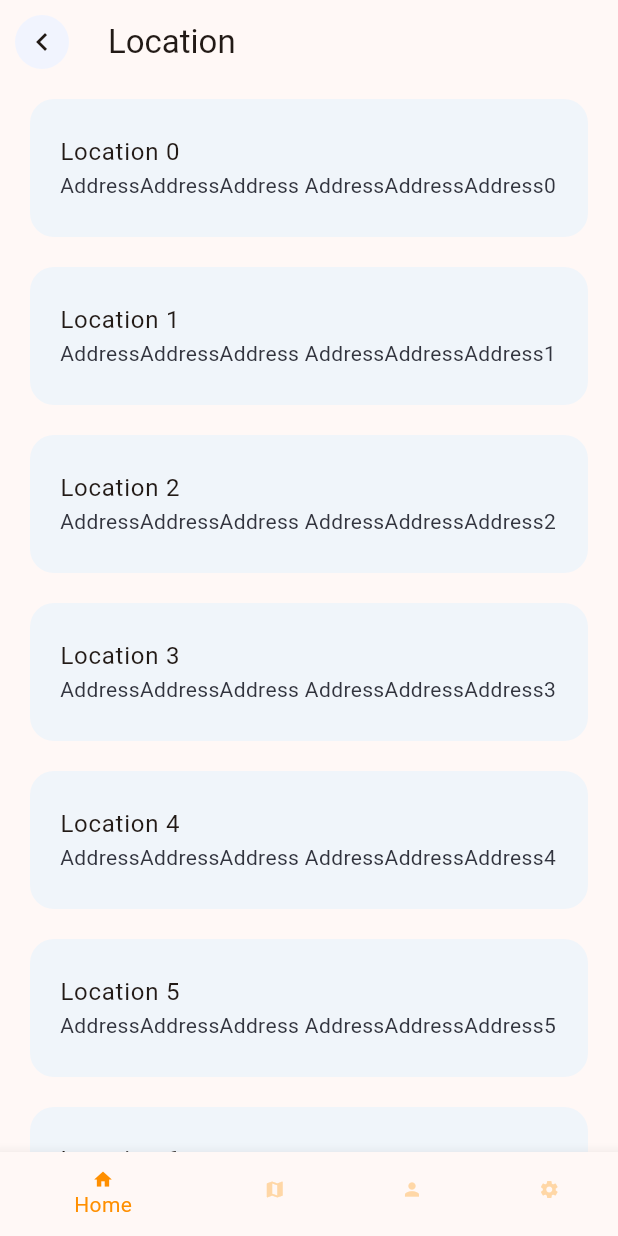
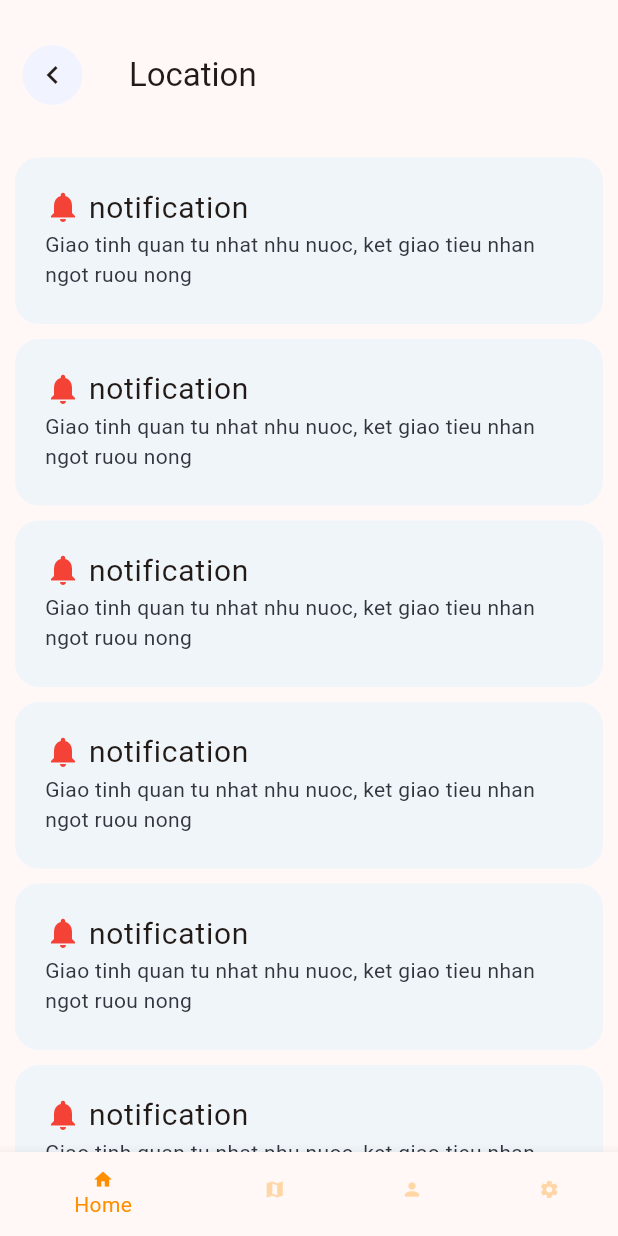
Before and after one commit to Hai-Ba-Con-Ga/MomKitchen.Mobile, a Flutter app: the KitchenMapPage screen opened by its route, on a phone screen of 412 x 824 dp. Run offline on Flutter 3.47's test engine with Material 2 defaults, Android fonts, the phone set to English and light mode, and no system bars; our stand-ins replace dio, firebase_auth, firebase_core, flutter_bloc, get_it, go_router and 1 more; accounts and stored records are empty; network calls fail; Roboto replaces fonts that are missing (Signika); project files that could hold a hidden picture were left out.

Commit message:
(...) add search page 50%, notification done

```diff
--- a/lib/router/router.dart
+++ b/lib/router/router.dart
@@ -2,7 +2,9 @@ import 'package:flutter/widgets.dart';
 import 'package:go_router/go_router.dart';
 
 import '../view/page/SC005_kitchen_map_page.dart';
+import '../view/page/SC006_search_page.dart';
 import '../view/page/SC013_order_detail_page.dart';
+import '../view/page/SC015_notification_page.dart';
 import '../view/page/home_page.dart';
 import '../view/page/sign_up_page.dart';
 import '../view/page/SC001_login_page.dart';
@@ -19,6 +21,7 @@ class AppPath {
   static const String user = '/user';
   static const String kitchenmap = '/kitchenmap';
   static const String orderdetail = '/orderdetail';
+  static const String search = '/search';
 }
 
 class AppRouter {
@@ -75,7 +78,7 @@ class AppRouter {
               context,
               state,
             ) =>
-                const SizedBox(),
+                const NotificationPage(),
           ),
           GoRoute(
             path: AppPath.user,
@@ -92,11 +95,14 @@ class AppRouter {
                 state,
               ) =>
                   const KitchenMapPage()),
-          GoRoute(
-              path: AppPath.orderdetail,
-              builder: (context, state) => const OrderDetailPage()),
         ],
       ),
+      GoRoute(
+          path: AppPath.orderdetail,
+          builder: (context, state) => const OrderDetailPage()),
+      GoRoute(
+          path: AppPath.search,
+          builder: (context, state) => const SearchPage()),
     ],
     debugLogDiagnostics: true,
   );
--- a/lib/view/page/SC001_login_page.dart
+++ b/lib/view/page/SC001_login_page.dart
@@ -270,13 +270,13 @@ class _LoginPageState extends State<LoginPage> {
                           children: [
                             GestureDetector(
                                 onTap: () {},
-                                child: Image.asset("assets/google.png")),
+                                child: Image.asset("assets/images/google.png")),
                             SizedBox(
                               width: 10,
                             ),
                             GestureDetector(
                                 onTap: () {},
-                                child: Image.asset("assets/fb.png")),
+                                child: Image.asset("assets/images/fb.png")),
                           ],
                         )
                       ],
--- a/lib/view/page/SC005_kitchen_map_page.dart
+++ b/lib/view/page/SC005_kitchen_map_page.dart
@@ -3,6 +3,7 @@ import 'package:flutter/material.dart';
 import 'package:go_router/go_router.dart';
 
 import '../../router/router.dart';
+import '../widgets/base_ListTile.dart';
 import '../widgets/button_back.dart';
 
 class KitchenMapPage extends StatefulWidget {
@@ -18,24 +19,18 @@ class _KitchenMapPageState extends State<KitchenMapPage> {
     return Scaffold(
       appBar: AppBar(
         leading: ButtonBack(onPressed: () => context.go(AppPath.home)),
+        leadingWidth: 70,
+        toolbarHeight: 100,
         title: const Text('Location'),
       ),
       body: ListView.builder(
           itemBuilder: (context, index) {
-            return Container(
-              margin: EdgeInsets.fromLTRB(20, 10, 20, 10),
-              child: ListTile(
-                tileColor: Color.fromRGBO(240, 245, 250, 1),
-                title: Text('Location $index'),
-                subtitle: Text(
-                  'AddressAddressAddress AddressAddressAddress$index',
-                  style: TextStyle(color: Color.fromRGBO(50, 52, 62, 1)),
-                ),
-                onTap: () => context.go(AppPath.home),
-                shape: RoundedRectangleBorder(
-                  borderRadius: BorderRadius.circular(16),
-                ),
-                contentPadding: EdgeInsets.fromLTRB(20, 10, 20, 10),
+            return BaseListTile(
+              icon: Icon(Icons.notifications, color: Colors.red),
+              title: Text("notification", style: TextStyle(fontSize: 20)),
+              description: Text(
+                'Giao tinh quan tu nhat nhu nuoc, ket giao tieu nhan ngot ruou nong',
+                style: TextStyle(color: Color.fromRGBO(50, 52, 62, 1)),
               ),
             );
           },
--- a/lib/view/page/SC013_order_detail_page.dart
+++ b/lib/view/page/SC013_order_detail_page.dart
@@ -19,6 +19,8 @@ class _OrderDetailPageState extends State<OrderDetailPage> {
     return Scaffold(
       appBar: AppBar(
         leading: ButtonBack(onPressed: () => context.go(AppPath.home)),
+        leadingWidth: 70,
+        toolbarHeight: 100,
         backgroundColor: Color.fromRGBO(30, 30, 46, 1),
         foregroundColor: Color.fromRGBO(30, 30, 46, 1),
         surfaceTintColor: Color.fromRGBO(30, 30, 46, 1),
--- /dev/null
+++ b/lib/view/widgets/base_ListTile.dart
@@ -0,0 +1,53 @@
+import 'package:flutter/foundation.dart';
+import 'package:flutter/material.dart';
+import 'package:go_router/go_router.dart';
+
+import '../../router/router.dart';
+
+class BaseListTile extends StatefulWidget {
+  const BaseListTile({
+    super.key,
+    this.icon,
+    this.title,
+    this.description,
+    this.time,
+  });
+  final Icon? icon;
+  final Text? title;
+  final Text? description;
+  final Text? time;
+
+  @override
+  State<BaseListTile> createState() => _BaseListTileState();
+}
+
+class _BaseListTileState extends State<BaseListTile> {
+  @override
+  Widget build(BuildContext context) {
+    return Container(
+      margin: EdgeInsets.fromLTRB(10, 5, 10, 5),
+      child: ListTile(
+        isThreeLine: true,
+        tileColor: Color.fromRGBO(240, 245, 250, 1),
+        title: Row(
+          children: [
+            widget.icon ?? SizedBox.shrink(),
+            SizedBox(width: 5),
+            widget.title ?? SizedBox.shrink(),
+          ],
+        ),
+        subtitle:
+            Column(crossAxisAlignment: CrossAxisAlignment.start, children: [
+          widget.description ?? SizedBox.shrink(),
+          SizedBox(height: 5),
+          widget.time ?? SizedBox.shrink(),
+        ]),
+        onTap: () => context.go(AppPath.home),
+        shape: RoundedRectangleBorder(
+          borderRadius: BorderRadius.circular(16),
+        ),
+        contentPadding: EdgeInsets.fromLTRB(20, 10, 20, 10),
+      ),
+    );
+  }
+}
--- a/lib/view/widgets/button_back.dart
+++ b/lib/view/widgets/button_back.dart
@@ -10,12 +10,13 @@ class ButtonBack extends StatelessWidget {
     return InkWell(
       onTap: onPressed as void Function()?,
       child: Container(
-        margin: EdgeInsets.all(10),
-        width: 40.0,
-        height: 40.0,
+        margin: EdgeInsets.all(15),
+        // width: 30.0,
+        // height: 30.0,
         decoration: BoxDecoration(
           shape: BoxShape.circle,
           color: Color(0xECF0F4FF),
+          // color: Colors.black
         ),
         child: Center(
           child: Icon(Icons.chevron_left_sharp),
--- /dev/null
+++ b/lib/view/widgets/search/search.dart
@@ -0,0 +1,2 @@
+export 'list_dish.dart';
+export 'list_tag.dart';
```
Also changed, not shown: lib/view/page/SC006_search_page.dart (added, +109 -0 lines), lib/view/page/SC015_notification_page.dart (added, +45 -0 lines), lib/view/page/home_page.dart (+5 -2 lines), lib/view/widgets/search/list_dish.dart (added, +75 -0 lines), lib/view/widgets/search/list_tag.dart (added, +32 -0 lines), lib/view/widgets/tag_card.dart (added, +30 -0 lines), pubspec.yaml (+4 -4 lines), assets/images/Back.png (renamed from assets/Back.png), assets/images/Filter.png (added), assets/images/Logo.png (renamed from assets/Logo.png), assets/images/fb.png (renamed from assets/fb.png), assets/images/google.png (renamed from assets/google.png).
